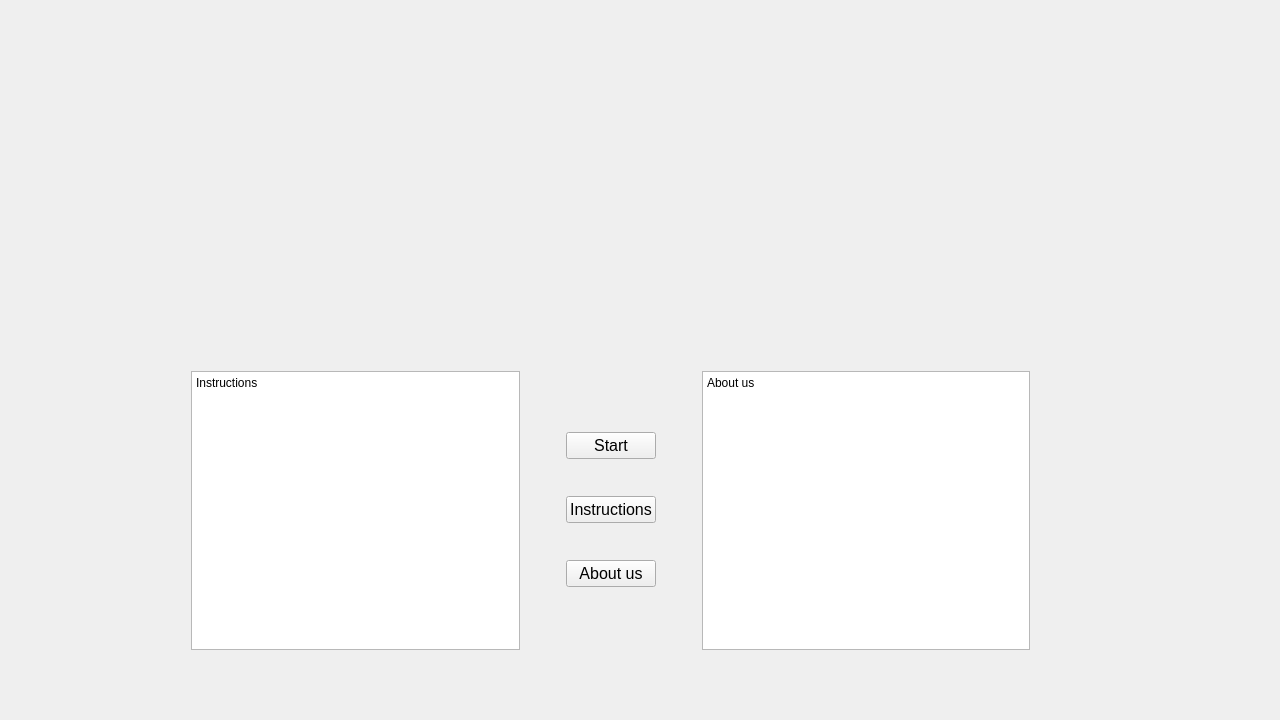
This is src/gui/widget.ui in RandomGuy-coder/Gestro as Qt 5 draws it before an edit. The edited form follows.
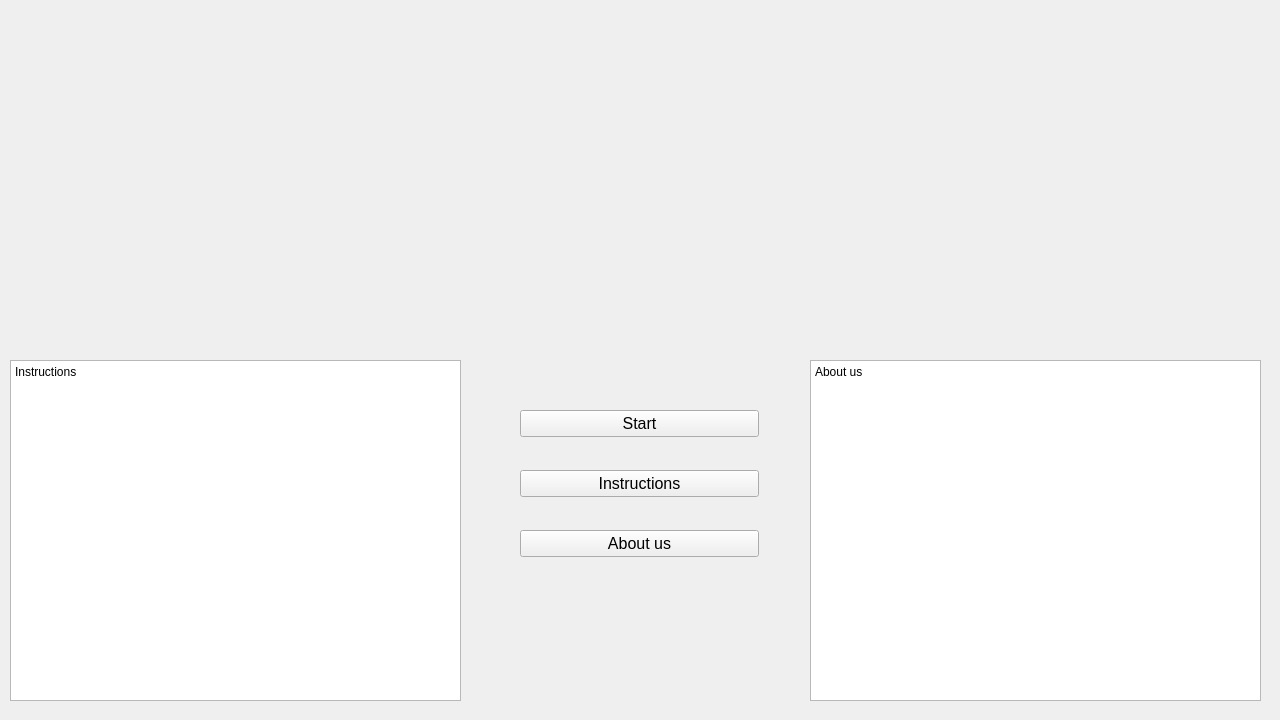
This is the edited form.

Patch:
```diff
--- a/src/gui/widget.ui
+++ b/src/gui/widget.ui
@@ -29,21 +29,44 @@
     <set>Qt::AlignCenter</set>
    </property>
   </widget>
-  <widget class="QWidget" name="horizontalLayoutWidget">
+  <widget class="QTextBrowser" name="textBrowser_team_intro">
    <property name="geometry">
     <rect>
-     <x>180</x>
+     <x>810</x>
      <y>360</y>
-     <width>861</width>
-     <height>301</height>
+     <width>451</width>
+     <height>341</height>
     </rect>
    </property>
-   <layout class="QHBoxLayout" name="horizontalLayout">
-    <property name="sizeConstraint">
-     <enum>QLayout::SetMaximumSize</enum>
-    </property>
-    <item>
+   <property name="sizePolicy">
+    <sizepolicy hsizetype="Fixed" vsizetype="Fixed">
+     <horstretch>0</horstretch>
+     <verstretch>0</verstretch>
+    </sizepolicy>
+   </property>
+   <property name="html">
+    <string>&lt;!DOCTYPE HTML PUBLIC &quot;-//W3C//DTD HTML 4.0//EN&quot; &quot;http://www.w3.org/TR/REC-html40/strict.dtd&quot;&gt;
+&lt;html&gt;&lt;head&gt;&lt;meta name=&quot;qrichtext&quot; content=&quot;1&quot; /&gt;&lt;style type=&quot;text/css&quot;&gt;
+p, li { white-space: pre-wrap; }
+&lt;/style&gt;&lt;/head&gt;&lt;body style=&quot; font-family:'Ubuntu'; font-size:11pt; font-weight:400; font-style:normal;&quot;&gt;
+&lt;p style=&quot; margin-top:0px; margin-bottom:0px; margin-left:0px; margin-right:0px; -qt-block-indent:0; text-indent:0px;&quot;&gt;&lt;span style=&quot; font-family:'SimSun'; font-size:9pt;&quot;&gt;About us&lt;/span&gt;&lt;/p&gt;&lt;/body&gt;&lt;/html&gt;</string>
+   </property>
+  </widget>
      <widget class="QTextBrowser" name="textBrowser_software_intro">
+   <property name="geometry">
+    <rect>
+     <x>10</x>
+     <y>360</y>
+     <width>451</width>
+     <height>341</height>
+    </rect>
+   </property>
+   <property name="sizePolicy">
+    <sizepolicy hsizetype="Fixed" vsizetype="Fixed">
+     <horstretch>0</horstretch>
+     <verstretch>0</verstretch>
+    </sizepolicy>
+   </property>
       <property name="html">
        <string>&lt;!DOCTYPE HTML PUBLIC &quot;-//W3C//DTD HTML 4.0//EN&quot; &quot;http://www.w3.org/TR/REC-html40/strict.dtd&quot;&gt;
 &lt;html&gt;&lt;head&gt;&lt;meta name=&quot;qrichtext&quot; content=&quot;1&quot; /&gt;&lt;style type=&quot;text/css&quot;&gt;
@@ -53,46 +76,21 @@
 &lt;p style=&quot;-qt-paragraph-type:empty; margin-top:0px; margin-bottom:0px; margin-left:0px; margin-right:0px; -qt-block-indent:0; text-indent:0px; font-family:'SimSun'; font-size:9pt;&quot;&gt;&lt;br /&gt;&lt;/p&gt;&lt;/body&gt;&lt;/html&gt;</string>
       </property>
      </widget>
-    </item>
-    <item>
-     <spacer name="horizontalSpacer_2">
-      <property name="orientation">
-       <enum>Qt::Horizontal</enum>
-      </property>
-      <property name="sizeType">
-       <enum>QSizePolicy::Maximum</enum>
-      </property>
-      <property name="sizeHint" stdset="0">
-       <size>
-        <width>40</width>
-        <height>20</height>
-       </size>
-      </property>
-     </spacer>
-    </item>
-    <item>
-     <layout class="QVBoxLayout" name="verticalLayout">
-      <property name="sizeConstraint">
-       <enum>QLayout::SetDefaultConstraint</enum>
-      </property>
-      <item>
-       <spacer name="verticalSpacer">
-        <property name="orientation">
-         <enum>Qt::Vertical</enum>
-        </property>
-        <property name="sizeType">
-         <enum>QSizePolicy::Fixed</enum>
-        </property>
-        <property name="sizeHint" stdset="0">
-         <size>
-          <width>20</width>
-          <height>30</height>
-         </size>
-        </property>
-       </spacer>
-      </item>
-      <item>
        <widget class="QPushButton" name="pushButton_start">
+   <property name="geometry">
+    <rect>
+     <x>520</x>
+     <y>410</y>
+     <width>239</width>
+     <height>27</height>
+    </rect>
+   </property>
+   <property name="sizePolicy">
+    <sizepolicy hsizetype="Expanding" vsizetype="Fixed">
+     <horstretch>0</horstretch>
+     <verstretch>0</verstretch>
+    </sizepolicy>
+   </property>
         <property name="font">
          <font>
           <pointsize>12</pointsize>
@@ -108,9 +106,21 @@
          <string>Start</string>
         </property>
        </widget>
-      </item>
-      <item>
        <widget class="QPushButton" name="pushButton_software_into">
+   <property name="geometry">
+    <rect>
+     <x>520</x>
+     <y>470</y>
+     <width>239</width>
+     <height>27</height>
+    </rect>
+   </property>
+   <property name="sizePolicy">
+    <sizepolicy hsizetype="Expanding" vsizetype="Fixed">
+     <horstretch>0</horstretch>
+     <verstretch>0</verstretch>
+    </sizepolicy>
+   </property>
         <property name="font">
          <font>
           <pointsize>12</pointsize>
@@ -120,9 +130,21 @@
          <string>Instructions</string>
         </property>
        </widget>
-      </item>
-      <item>
        <widget class="QPushButton" name="pushButton_team_intro">
+   <property name="geometry">
+    <rect>
+     <x>520</x>
+     <y>530</y>
+     <width>239</width>
+     <height>27</height>
+    </rect>
+   </property>
+   <property name="sizePolicy">
+    <sizepolicy hsizetype="Expanding" vsizetype="Fixed">
+     <horstretch>0</horstretch>
+     <verstretch>0</verstretch>
+    </sizepolicy>
+   </property>
         <property name="font">
          <font>
           <pointsize>12</pointsize>
@@ -131,54 +153,6 @@
         <property name="text">
          <string>About us</string>
         </property>
-       </widget>
-      </item>
-      <item>
-       <spacer name="verticalSpacer_2">
-        <property name="orientation">
-         <enum>Qt::Vertical</enum>
-        </property>
-        <property name="sizeType">
-         <enum>QSizePolicy::Fixed</enum>
-        </property>
-        <property name="sizeHint" stdset="0">
-         <size>
-          <width>20</width>
-          <height>30</height>
-         </size>
-        </property>
-       </spacer>
-      </item>
-     </layout>
-    </item>
-    <item>
-     <spacer name="horizontalSpacer">
-      <property name="orientation">
-       <enum>Qt::Horizontal</enum>
-      </property>
-      <property name="sizeType">
-       <enum>QSizePolicy::Maximum</enum>
-      </property>
-      <property name="sizeHint" stdset="0">
-       <size>
-        <width>40</width>
-        <height>20</height>
-       </size>
-      </property>
-     </spacer>
-    </item>
-    <item>
-     <widget class="QTextBrowser" name="textBrowser_team_intro">
-      <property name="html">
-       <string>&lt;!DOCTYPE HTML PUBLIC &quot;-//W3C//DTD HTML 4.0//EN&quot; &quot;http://www.w3.org/TR/REC-html40/strict.dtd&quot;&gt;
-&lt;html&gt;&lt;head&gt;&lt;meta name=&quot;qrichtext&quot; content=&quot;1&quot; /&gt;&lt;style type=&quot;text/css&quot;&gt;
-p, li { white-space: pre-wrap; }
-&lt;/style&gt;&lt;/head&gt;&lt;body style=&quot; font-family:'Ubuntu'; font-size:11pt; font-weight:400; font-style:normal;&quot;&gt;
-&lt;p style=&quot; margin-top:0px; margin-bottom:0px; margin-left:0px; margin-right:0px; -qt-block-indent:0; text-indent:0px;&quot;&gt;&lt;span style=&quot; font-family:'SimSun'; font-size:9pt;&quot;&gt;About us&lt;/span&gt;&lt;/p&gt;&lt;/body&gt;&lt;/html&gt;</string>
-      </property>
-     </widget>
-    </item>
-   </layout>
   </widget>
  </widget>
  <layoutdefault spacing="6" margin="11"/>
```
Lines whose indentation alone changed are shown as unchanged.
